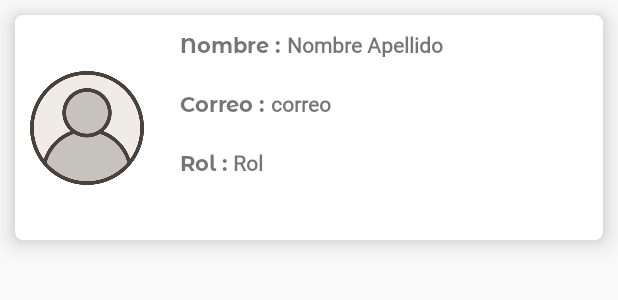
After one commit to PaulGuillen/KidMathAdmin, an Android app: the layout item_users.xml on its own in the app's theme, with its tools: preview values and no code run, on a phone screen of 412 x 824 dp. The commit adds this screen. Shown: the top 300 px of the screen. Run offline under Robolectric (Android 15) with nearby library versions, the phone set to English and light mode, and no system bars.

Commit message:
Views Created as an admin

```diff
--- /dev/null
+++ b/app/src/main/res/layout/item_users.xml
@@ -0,0 +1,124 @@
+<?xml version="1.0" encoding="utf-8"?>
+<androidx.cardview.widget.CardView xmlns:android="http://schemas.android.com/apk/res/android"
+    xmlns:app="http://schemas.android.com/apk/res-auto"
+    xmlns:tools="http://schemas.android.com/tools"
+    android:layout_width="match_parent"
+    android:layout_height="150dp"
+    android:layout_margin="10dp"
+    app:cardCornerRadius="5dp"
+    app:cardElevation="10dp">
+
+    <androidx.constraintlayout.widget.ConstraintLayout
+        android:layout_width="match_parent"
+        android:layout_height="match_parent">
+
+        <de.hdodenhof.circleimageview.CircleImageView
+            android:id="@+id/profile_image"
+            android:layout_width="76dp"
+            android:layout_height="76dp"
+            android:layout_marginStart="10dp"
+            android:background="@drawable/user"
+            app:civ_border_color="#FF000000"
+            app:civ_border_width="2dp"
+            app:layout_constraintBottom_toBottomOf="parent"
+            app:layout_constraintStart_toStartOf="parent"
+            app:layout_constraintTop_toTopOf="parent" />
+
+        <androidx.constraintlayout.widget.Guideline
+            android:id="@+id/guidelineuno"
+            android:layout_width="wrap_content"
+            android:layout_height="wrap_content"
+            android:orientation="vertical"
+            app:layout_constraintGuide_begin="105dp" />
+
+        <TextView
+            android:id="@+id/textInicial"
+            android:layout_width="wrap_content"
+            android:layout_height="wrap_content"
+            android:fontFamily="@font/monserratalternates_bold"
+            android:paddingTop="10dp"
+            android:paddingStart="5dp"
+            android:paddingBottom="10dp"
+            android:text="Nombre : "
+            app:layout_constraintStart_toStartOf="@id/guidelineuno"
+            app:layout_constraintTop_toTopOf="parent"
+            tools:ignore="RtlSymmetry" />
+
+        <TextView
+            android:id="@+id/text_name"
+            android:layout_width="wrap_content"
+            android:layout_height="wrap_content"
+            android:fontFamily="@font/monserratalternates_regular"
+            android:text="Nombre"
+            android:textStyle="bold"
+            app:layout_constraintBottom_toBottomOf="@+id/textInicial"
+            app:layout_constraintStart_toEndOf="@id/textInicial"
+            app:layout_constraintTop_toTopOf="@id/textInicial" />
+
+        <TextView
+            android:id="@+id/text_lastname"
+            android:layout_width="wrap_content"
+            android:layout_height="wrap_content"
+            android:fontFamily="@font/monserratalternates_regular"
+            android:text="Apellido"
+            android:layout_marginStart="3dp"
+            android:textStyle="bold"
+            app:layout_constraintBottom_toBottomOf="@+id/text_name"
+            app:layout_constraintStart_toEndOf="@id/text_name"
+            app:layout_constraintTop_toTopOf="@id/text_name" />
+
+        <TextView
+            android:id="@+id/textEmail"
+            android:layout_width="wrap_content"
+            android:layout_height="wrap_content"
+            android:fontFamily="@font/monserratalternates_bold"
+            android:paddingStart="5dp"
+            android:paddingTop="10dp"
+            android:paddingBottom="10dp"
+            android:text="Correo :"
+            app:layout_constraintStart_toStartOf="@id/guidelineuno"
+            app:layout_constraintTop_toBottomOf="@id/textInicial"
+            tools:ignore="RtlSymmetry" />
+
+        <TextView
+            android:id="@+id/text_correo"
+            android:layout_width="wrap_content"
+            android:layout_height="wrap_content"
+            android:fontFamily="@font/monserratalternates_regular"
+            android:text="correo"
+            android:layout_marginStart="3dp"
+            android:textStyle="bold"
+            app:layout_constraintBottom_toBottomOf="@+id/textEmail"
+            app:layout_constraintStart_toEndOf="@id/textEmail"
+            app:layout_constraintTop_toTopOf="@id/textEmail" />
+
+        <TextView
+            android:id="@+id/textRol"
+            android:layout_width="wrap_content"
+            android:layout_height="wrap_content"
+            android:fontFamily="@font/monserratalternates_bold"
+            android:paddingStart="5dp"
+            android:paddingTop="10dp"
+            android:paddingBottom="10dp"
+            android:text="Rol :"
+            app:layout_constraintStart_toStartOf="@id/guidelineuno"
+            app:layout_constraintTop_toBottomOf="@id/textEmail"
+            tools:ignore="RtlSymmetry" />
+
+
+        <TextView
+            android:id="@+id/text_rol"
+            android:layout_width="wrap_content"
+            android:layout_height="wrap_content"
+            android:fontFamily="@font/monserratalternates_regular"
+            android:text="Rol"
+            android:layout_marginStart="3dp"
+            android:textStyle="bold"
+            app:layout_constraintBottom_toBottomOf="@+id/textRol"
+            app:layout_constraintStart_toEndOf="@id/textRol"
+            app:layout_constraintTop_toTopOf="@id/textRol" />
+
+
+    </androidx.constraintlayout.widget.ConstraintLayout>
+
+</androidx.cardview.widget.CardView>
```
Also changed, not shown: app/src/main/java/devpaul/business/kidmathadmin/adapter/UserAdapter.kt (added, +54 -0 lines), app/src/main/java/devpaul/business/kidmathadmin/fragments/DivFragment.kt (+72 -1 lines), app/src/main/java/devpaul/business/kidmathadmin/fragments/StudentsFragment.kt (+75 -1 lines).
